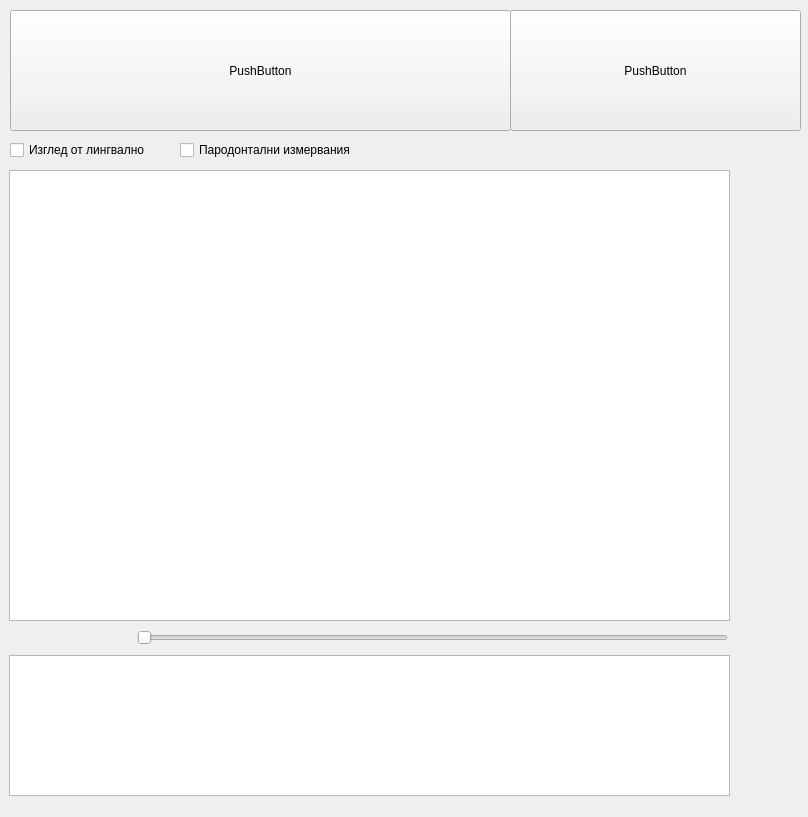
The window that src/View/PatientSummaryView/PatientSummary.ui (thefinalcutbg/DinoDent) describes before a commit, drawn with Qt 5.
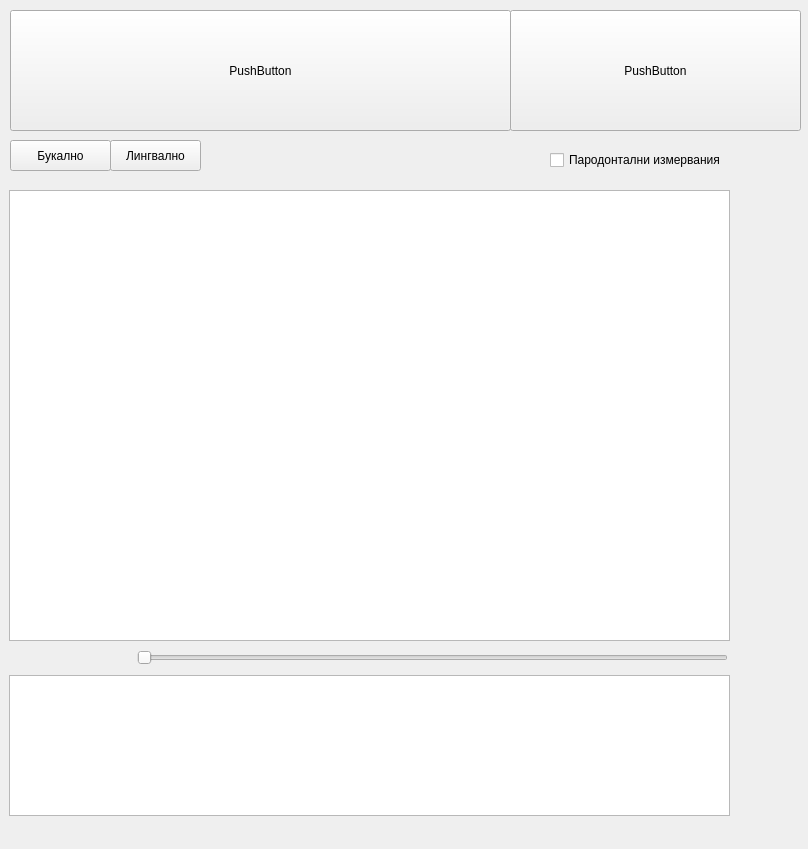
The same window after the commit. Custom widgets are drawn as their Qt base class.

```diff
--- a/src/View/PatientSummaryView/PatientSummary.ui
+++ b/src/View/PatientSummaryView/PatientSummary.ui
@@ -7,7 +7,7 @@
     <x>0</x>
     <y>0</y>
     <width>808</width>
-    <height>817</height>
+    <height>849</height>
    </rect>
   </property>
   <property name="sizePolicy">
@@ -29,7 +29,7 @@
    <property name="geometry">
     <rect>
      <x>9</x>
-     <y>170</y>
+     <y>190</y>
      <width>721</width>
      <height>451</height>
     </rect>
@@ -60,7 +60,7 @@
    <property name="geometry">
     <rect>
      <x>9</x>
-     <y>655</y>
+     <y>675</y>
      <width>721</width>
      <height>141</height>
     </rect>
@@ -129,7 +129,7 @@
    <property name="geometry">
     <rect>
      <x>10</x>
-     <y>630</y>
+     <y>650</y>
      <width>121</width>
      <height>16</height>
     </rect>
@@ -154,7 +154,7 @@
    <property name="geometry">
     <rect>
      <x>137</x>
-     <y>628</y>
+     <y>648</y>
      <width>591</width>
      <height>20</height>
     </rect>
@@ -178,24 +178,11 @@
     <enum>Qt::Horizontal</enum>
    </property>
   </widget>
-  <widget class="QCheckBox" name="showLingual">
-   <property name="geometry">
-    <rect>
-     <x>10</x>
-     <y>140</y>
-     <width>151</width>
-     <height>20</height>
-    </rect>
-   </property>
-   <property name="text">
-    <string>Изглед от лингвално</string>
-   </property>
-  </widget>
   <widget class="QCheckBox" name="showPerio">
    <property name="geometry">
     <rect>
-     <x>180</x>
-     <y>140</y>
+     <x>550</x>
+     <y>150</y>
      <width>181</width>
      <height>20</height>
     </rect>
@@ -204,6 +191,38 @@
     <string>Пародонтални измервания</string>
    </property>
   </widget>
+  <widget class="HalfRoundedButton" name="showLingual">
+   <property name="geometry">
+    <rect>
+     <x>110</x>
+     <y>140</y>
+     <width>91</width>
+     <height>31</height>
+    </rect>
+   </property>
+   <property name="text">
+    <string>Лингвално</string>
+   </property>
+   <property name="checkable">
+    <bool>true</bool>
+   </property>
+  </widget>
+  <widget class="HalfRoundedButton" name="showBuccal">
+   <property name="geometry">
+    <rect>
+     <x>10</x>
+     <y>140</y>
+     <width>101</width>
+     <height>31</height>
+    </rect>
+   </property>
+   <property name="text">
+    <string>Букално</string>
+   </property>
+   <property name="checkable">
+    <bool>true</bool>
+   </property>
+  </widget>
  </widget>
  <layoutdefault spacing="6" margin="11"/>
  <customwidgets>
@@ -227,6 +246,11 @@
    <extends>QPushButton</extends>
    <header>View/uiComponents/qt_derived/Widgets/TileButton.h</header>
   </customwidget>
+  <customwidget>
+   <class>HalfRoundedButton</class>
+   <extends>QPushButton</extends>
+   <header>View/uiComponents/qt_derived/HalfRoundedButton.h</header>
+  </customwidget>
  </customwidgets>
  <resources/>
  <connections/>
```
